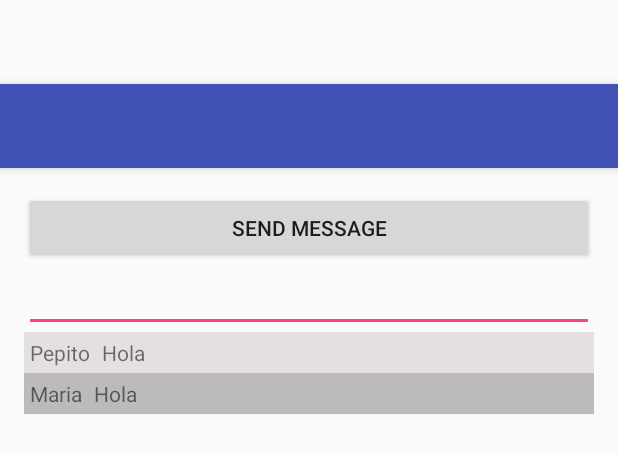
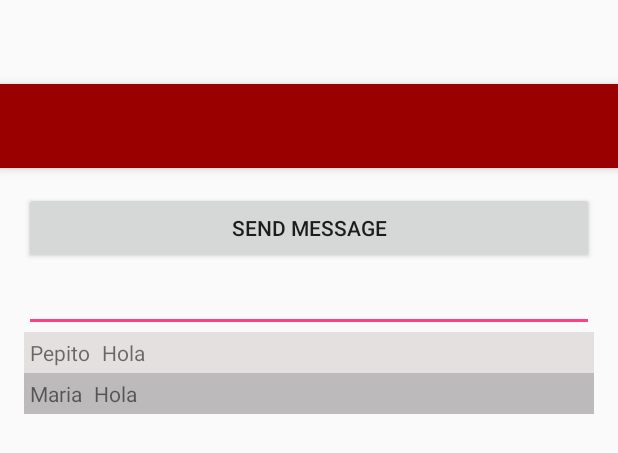
Before and after one commit to CodeathonURV/codeathonurv2016_LoremIpsum, an Android app: the layout app_bar_mensajeria.xml on its own in the app's theme, with its tools: preview values and no code run, on a phone screen of 412 x 824 dp. Shown: the top 453 px of the screen. Run offline under Robolectric (Android 15) with nearby library versions, the phone set to English and light mode, and no system bars.

Commit message:
camBio color

```diff
--- a/app/src/main/res/layout/app_bar_mensajeria.xml
+++ b/app/src/main/res/layout/app_bar_mensajeria.xml
@@ -16,7 +16,7 @@
             android:id="@+id/toolbar"
             android:layout_width="match_parent"
             android:layout_height="?attr/actionBarSize"
-            android:background="?attr/colorPrimary"
+            android:background="#9b0000"
             app:popupTheme="@style/AppTheme.PopupOverlay" />
 
     </android.support.design.widget.AppBarLayout>
```
